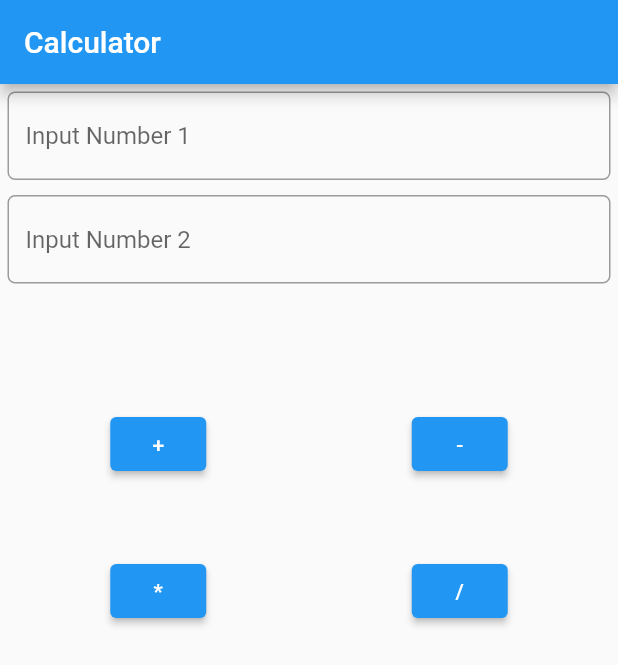
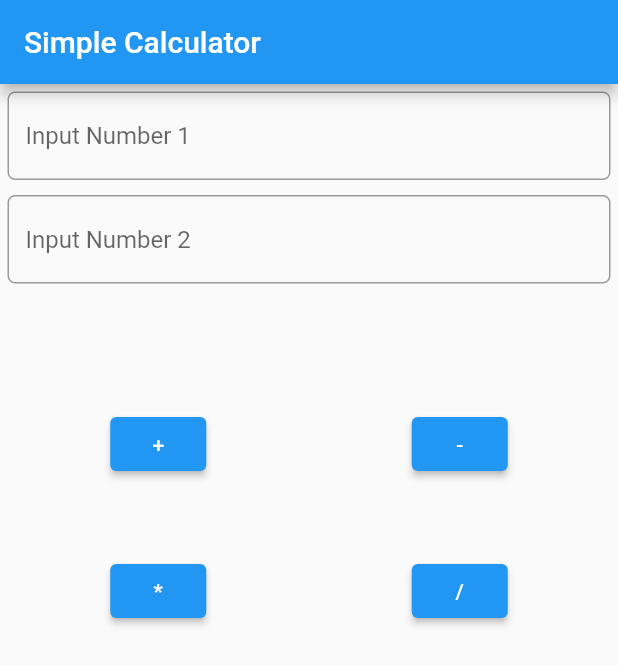
Before and after one commit to nguyenngocanh79/flutter_ui_29112021, a Flutter app: the screen it shows after launch, on a phone screen of 412 x 824 dp. Shown: the top 665 px of the screen. Run offline on Flutter 3.47's test engine with Material 2 defaults, Android fonts, the phone set to English and light mode, and no system bars.

Commit message:
change title

```diff
--- a/lib/main.dart
+++ b/lib/main.dart
@@ -43,7 +43,7 @@ class _HomePageState extends State<HomePage> {
   Widget build(BuildContext context) {
     return Scaffold(
       appBar: AppBar(
-        title: Text("Calculator"),
+        title: Text("Simple Calculator"),
       ),
       body: SafeArea(
           child: Container(
```
Also changed, not shown: 3 other files.
